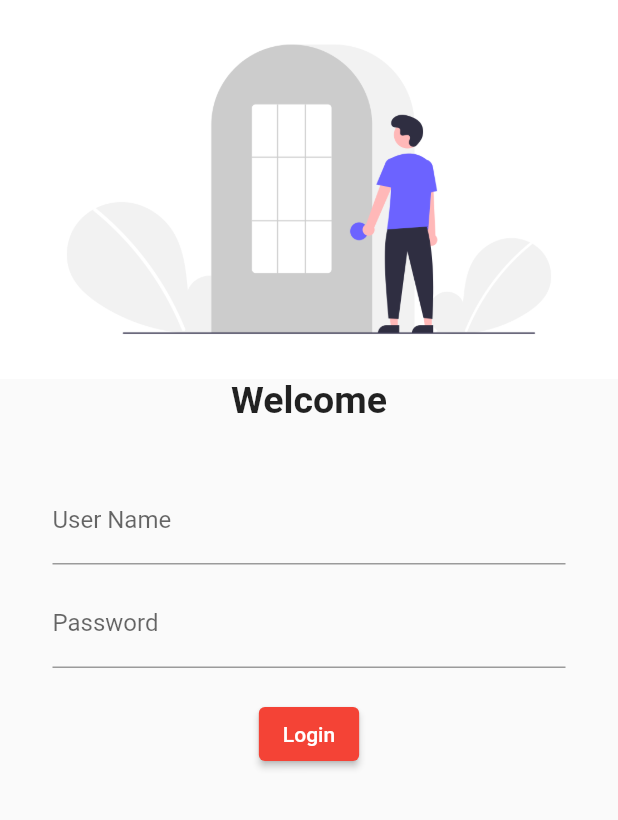
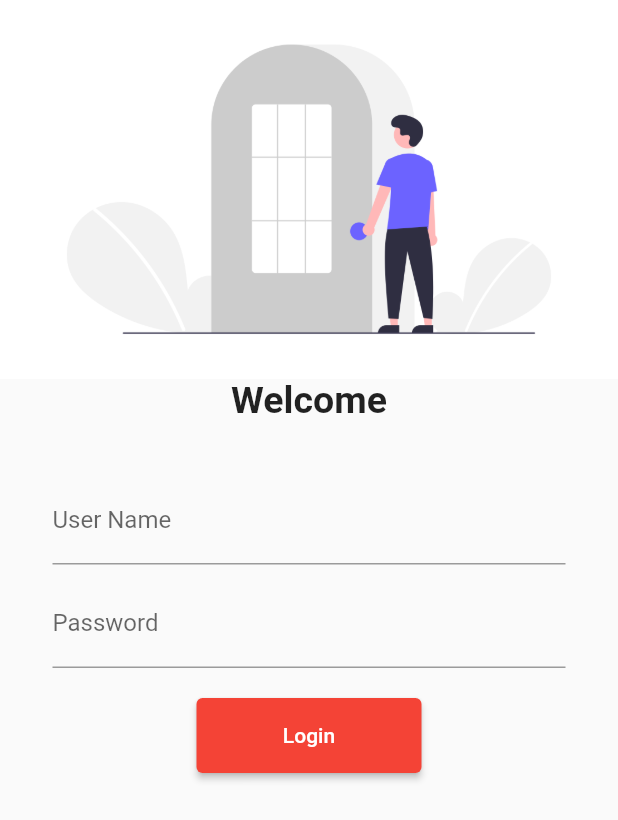
Before and after one commit to shallu-jain/CatalogFlutter, a Flutter app: the screen it shows after launch, on a phone screen of 412 x 824 dp. Shown: the top 820 px of the screen. Run offline on Flutter 3.47's test engine with Material 2 defaults, Android fonts, the phone set to English and light mode, and no system bars.

Commit message:
on 5 day

```diff
--- a/lib/screens/login_page.dart
+++ b/lib/screens/login_page.dart
@@ -7,6 +7,7 @@ class LoginPage extends StatelessWidget {
   @override
   Widget build(BuildContext context) {
     return Material(
+      child: SingleChildScrollView(
         child: Column(
           children: [
             Image.asset(
@@ -45,14 +46,20 @@ class LoginPage extends StatelessWidget {
                     height: 20,
                   ),
                   ElevatedButton(
-                  onPressed: () {},
+                    onPressed: () {
+                      Navigator.of(context).pushNamed("/home");
+                    },
                     child: Text("Login"),
+                    style: TextButton.styleFrom(
+                      minimumSize: Size(150, 50),
+                    ),
                   )
                 ],
               ),
             ),
           ],
         ),
+      ),
     );
   }
 }
--- a/pubspec.yaml
+++ b/pubspec.yaml
@@ -59,7 +59,7 @@ flutter:
 
   # To add assets to your application, add an assets section, like this:
   assets:
-    - assets/images/
+    - assets/images/login_page.png
   #   - images/a_dot_ham.jpeg
 
   # An image asset can refer to one or more resolution-specific "variants", see
```
Lines whose indentation alone changed are shown as unchanged.
